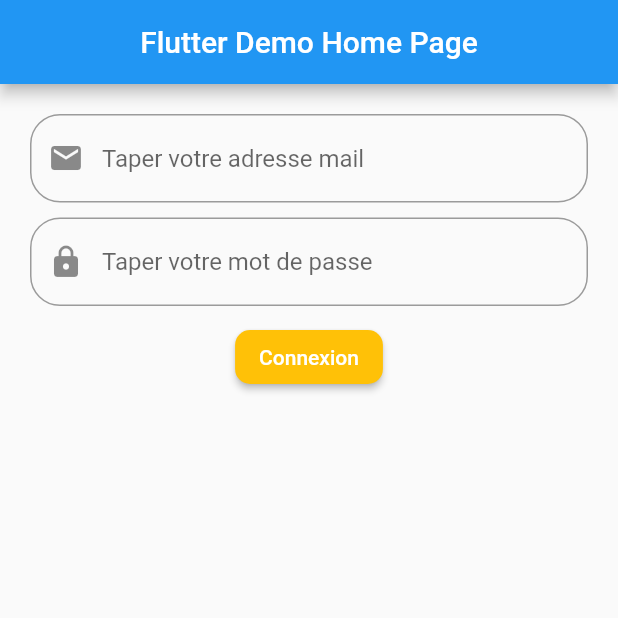
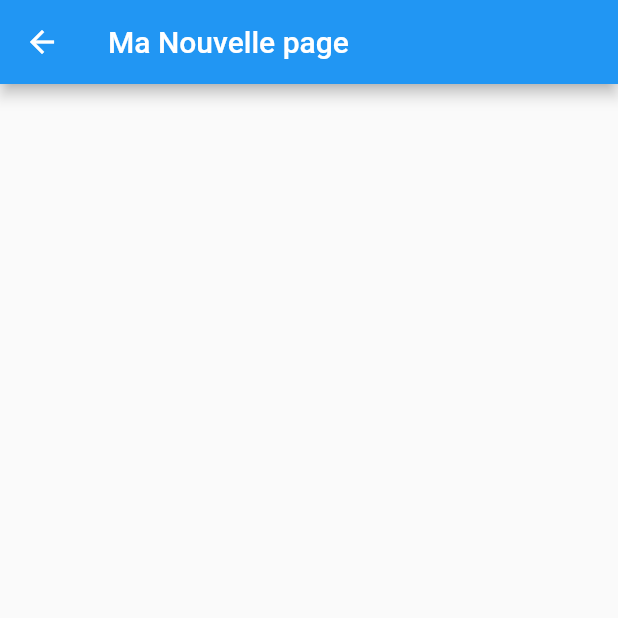
Before and after one commit to mjcc30/chat-flutter, a Flutter app: the screen it shows after launch, after a tap on "Connexion", on a phone screen of 412 x 824 dp, the top half of it. Run offline on Flutter 3.47's test engine with Material 2 defaults, Android fonts, the phone set to English and light mode, and no system bars; accounts and stored records are empty.

Commit message:
passage d'une page à une autre

```diff
--- /dev/null
+++ b/lib/dashboard.dart
@@ -0,0 +1,34 @@
+import 'package:flutter/material.dart';
+
+class DashBoard extends StatefulWidget{
+  String mail;
+
+  DashBoard({required  this.mail});
+
+
+  @override
+  State<StatefulWidget> createState() {
+
+    return DashBoardState();
+  }
+
+}
+
+class DashBoardState extends State<DashBoard>{
+  @override
+  Widget build(BuildContext context) {
+
+    return Scaffold(
+      appBar: AppBar(
+        title: const Text("Ma Nouvelle page"),
+      ),
+      body: bodyPage(),
+    );
+  }
+
+
+  Widget bodyPage(){
+    return Text("${widget.mail}");
+  }
+
+}
--- a/lib/main.dart
+++ b/lib/main.dart
@@ -1,3 +1,4 @@
+import 'package:firstapplicationsqyavril2022/dashboard.dart';
 import 'package:flutter/material.dart';
 
 void main() {
@@ -65,11 +66,17 @@
 
         title: Text(widget.title),
       ),
-      body: Container(
+      body: Center(
+        child: Container(
         padding: const EdgeInsets.all(20),
-        child: bodyPage(),
+        child:  bodyPage(),
+
+
       )
-       // This trailing comma makes auto-formatting nicer for build methods.
+      ,
+      )
+
+
     );
   }
 
@@ -155,6 +162,7 @@
       );
   */
   Column(
+    mainAxisAlignment: MainAxisAlignment.center,
     children: [
       TextField(
         decoration: InputDecoration(
@@ -195,6 +203,11 @@
            shape: RoundedRectangleBorder(borderRadius:BorderRadius.circular(10))
          ),
          onPressed: (){
+           Navigator.push(context, MaterialPageRoute(
+             builder: (context){
+               return DashBoard(mail: mail,);
+             }
+             ));
 
          },
          child: const Text("Connexion")
```
